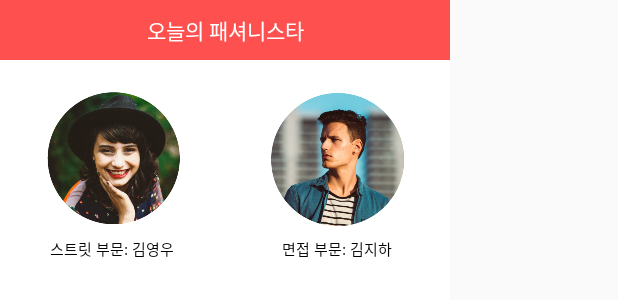
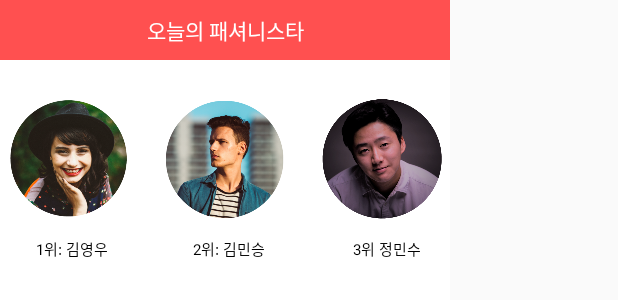
Before and after one commit to FaceFJA/FJA-Andriod, an Android app: the layout dialog_choose_date.xml on its own in the app's theme, with its tools: preview values and no code run, on a phone screen of 412 x 824 dp. Shown: the top 300 px of the screen. Run offline under Robolectric (Android 15) with nearby library versions, the phone set to English and light mode, and no system bars.

Commit message:
Modified dialog_choose_date and API
API 문서를 수정한후 다이얼로그 부분의 패셔니스타 소개 다이얼로그 디자인을 수정하였습니다.

```diff
--- a/app/src/main/java/com/example/ty395/fja/Connecter/API.java
+++ b/app/src/main/java/com/example/ty395/fja/Connecter/API.java
@@ -3,6 +3,7 @@ package com.example.ty395.fja.Connecter;
 import retrofit2.Call;
 import retrofit2.http.Field;
 import retrofit2.http.FormUrlEncoded;
+import retrofit2.http.GET;
 import retrofit2.http.POST;
 
 interface API {
@@ -26,6 +27,9 @@ interface API {
     @POST("/auth/pw")
     @FormUrlEncoded
     Call<RetrofitRepo> post_findpw(@Field("id") String id,@Field("pw") String pw);
+
     //FasioniStar
+    @GET("/fashionista/:date")
+    Call<RetrofitRepo> get_fasionista(@Field("post_id") Integer post_id,@Field("title")String title,@Field("star")String star);
     //Mypage
 }
--- a/app/src/main/java/com/example/ty395/fja/Connecter/RetrofitRepo.java
+++ b/app/src/main/java/com/example/ty395/fja/Connecter/RetrofitRepo.java
@@ -1,8 +1,8 @@
 package com.example.ty395.fja.Connecter;
 
 public class RetrofitRepo {
-    String id,pw,name,email;
-    int old,gender;
+    String id,pw,name,email,title;
+    int old,gender,post_id,star;
 
     public String getId() {
         return id;
@@ -51,4 +51,28 @@ public class RetrofitRepo {
     public void setGender(int gender) {
         this.gender = gender;
     }
+
+    public String getTitle() {
+        return title;
+    }
+
+    public void setTitle(String title) {
+        this.title = title;
+    }
+
+    public int getPost_id() {
+        return post_id;
+    }
+
+    public void setPost_id(int post_id) {
+        this.post_id = post_id;
+    }
+
+    public int getStar() {
+        return star;
+    }
+
+    public void setStar(int star) {
+        this.star = star;
+    }
 }
--- a/app/src/main/res/layout/dialog_choose_date.xml
+++ b/app/src/main/res/layout/dialog_choose_date.xml
@@ -27,14 +27,28 @@
         <ImageView
             android:layout_width="0dp"
             android:layout_height="match_parent"
-            android:layout_weight="1"
+            android:layout_weight="0.6"
             android:src="@drawable/ic_girl"
             android:padding="5dp"/>
+        <View
+            android:layout_width="0dp"
+            android:layout_height="match_parent"
+            android:layout_weight="0.1"/>
         <ImageView
             android:layout_width="0dp"
             android:layout_height="match_parent"
-            android:layout_weight="1"
+            android:layout_weight="0.6"
             android:src="@drawable/ic_man"
+            android:padding="5dp"/>
+        <View
+            android:layout_width="0dp"
+            android:layout_height="match_parent"
+            android:layout_weight="0.1"/>
+        <ImageView
+            android:layout_width="0dp"
+            android:layout_height="match_parent"
+            android:layout_weight="0.6"
+            android:src="@drawable/ic_boy"
             android:padding="5dp"/>
     </LinearLayout>
     <LinearLayout
@@ -43,19 +57,39 @@
         android:layout_weight="0.5"
         android:weightSum="2"
         android:orientation="horizontal">
+        <View
+            android:layout_width="0dp"
+            android:layout_height="match_parent"
+            android:layout_weight="0.05"/>
         <TextView
             android:layout_width="0dp"
             android:layout_height="match_parent"
-            android:layout_weight="1"
-            android:text="스트릿 부문: 김영우"
+            android:layout_weight="0.55"
+            android:text="1위: 김영우"
             android:textSize="10sp"
             android:gravity="center"
             android:textColor="@android:color/black"/>
+        <View
+            android:layout_width="0dp"
+            android:layout_height="match_parent"
+            android:layout_weight="0.15"/>
         <TextView
             android:layout_width="0dp"
             android:layout_height="match_parent"
-            android:layout_weight="1"
-            android:text="면접 부문: 김지하"
+            android:layout_weight="0.55"
+            android:text="2위: 김민승"
+            android:textSize="10sp"
+            android:gravity="center"
+            android:textColor="@android:color/black"/>
+        <View
+            android:layout_width="0dp"
+            android:layout_height="match_parent"
+            android:layout_weight="0.15"/>
+        <TextView
+            android:layout_width="0dp"
+            android:layout_height="match_parent"
+            android:layout_weight="0.55"
+            android:text="3위 정민수"
             android:textSize="10sp"
             android:gravity="center"
             android:textColor="@android:color/black"/>
```
Also changed, not shown: app/src/main/res/drawable/ic_boy.png (added).
